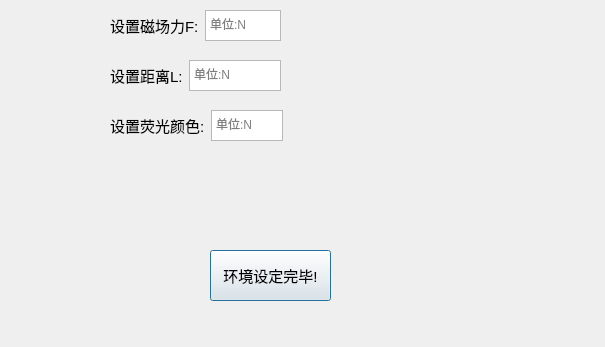
First picture: the form in algorithmdialog.ui, repository frozen521/comm2, before the edit.
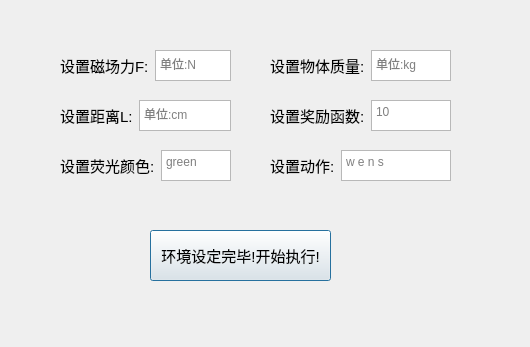
Second picture: the form after the edit.

What changed in the file:
```diff
--- a/algorithmdialog.ui
+++ b/algorithmdialog.ui
@@ -6,7 +6,7 @@
    <rect>
     <x>0</x>
     <y>0</y>
-    <width>605</width>
+    <width>530</width>
     <height>347</height>
    </rect>
   </property>
@@ -22,8 +22,8 @@
   <widget class="QWidget" name="layoutWidget">
    <property name="geometry">
     <rect>
-     <x>110</x>
-     <y>60</y>
+     <x>60</x>
+     <y>100</y>
      <width>171</width>
      <height>31</height>
     </rect>
@@ -44,7 +44,7 @@
        </font>
       </property>
       <property name="placeholderText">
-       <string>单位:N</string>
+       <string>单位:cm</string>
       </property>
      </widget>
     </item>
@@ -53,9 +53,9 @@
   <widget class="QWidget" name="layoutWidget_2">
    <property name="geometry">
     <rect>
-     <x>110</x>
-     <y>110</y>
-     <width>173</width>
+     <x>60</x>
+     <y>150</y>
+     <width>171</width>
      <height>31</height>
     </rect>
    </property>
@@ -75,7 +75,7 @@
        </font>
       </property>
       <property name="placeholderText">
-       <string>单位:N</string>
+       <string>green</string>
       </property>
      </widget>
     </item>
@@ -84,21 +84,21 @@
   <widget class="QPushButton" name="pushButton">
    <property name="geometry">
     <rect>
-     <x>210</x>
-     <y>250</y>
-     <width>121</width>
+     <x>150</x>
+     <y>230</y>
+     <width>181</width>
      <height>51</height>
     </rect>
    </property>
    <property name="text">
-    <string>环境设定完毕!</string>
+    <string>环境设定完毕!开始执行!</string>
    </property>
   </widget>
-  <widget class="QWidget" name="">
+  <widget class="QWidget" name="layoutWidget">
    <property name="geometry">
     <rect>
-     <x>110</x>
-     <y>10</y>
+     <x>60</x>
+     <y>50</y>
      <width>171</width>
      <height>31</height>
     </rect>
@@ -125,6 +125,99 @@
     </item>
    </layout>
   </widget>
+  <widget class="QWidget" name="layoutWidget_3">
+   <property name="geometry">
+    <rect>
+     <x>270</x>
+     <y>50</y>
+     <width>181</width>
+     <height>31</height>
+    </rect>
+   </property>
+   <layout class="QHBoxLayout" name="horizontalLayout_4">
+    <item>
+     <widget class="QLabel" name="label_4">
+      <property name="text">
+       <string>设置物体质量:</string>
+      </property>
+     </widget>
+    </item>
+    <item>
+     <widget class="QTextEdit" name="textEditSendCurData_4">
+      <property name="font">
+       <font>
+        <pointsize>9</pointsize>
+       </font>
+      </property>
+      <property name="placeholderText">
+       <string>单位:kg</string>
+      </property>
+     </widget>
+    </item>
+   </layout>
+  </widget>
+  <widget class="QWidget" name="layoutWidget_4">
+   <property name="geometry">
+    <rect>
+     <x>270</x>
+     <y>100</y>
+     <width>181</width>
+     <height>31</height>
+    </rect>
+   </property>
+   <layout class="QHBoxLayout" name="horizontalLayout_5">
+    <item>
+     <widget class="QLabel" name="label_5">
+      <property name="text">
+       <string>设置奖励函数:</string>
+      </property>
+     </widget>
+    </item>
+    <item>
+     <widget class="QTextEdit" name="textEditSendCurData_5">
+      <property name="font">
+       <font>
+        <pointsize>9</pointsize>
+       </font>
+      </property>
+      <property name="placeholderText">
+       <string>10</string>
+      </property>
+     </widget>
+    </item>
+   </layout>
+  </widget>
+  <widget class="QWidget" name="layoutWidget_5">
+   <property name="geometry">
+    <rect>
+     <x>270</x>
+     <y>150</y>
+     <width>181</width>
+     <height>31</height>
+    </rect>
+   </property>
+   <layout class="QHBoxLayout" name="horizontalLayout_6">
+    <item>
+     <widget class="QLabel" name="label_6">
+      <property name="text">
+       <string>设置动作:</string>
+      </property>
+     </widget>
+    </item>
+    <item>
+     <widget class="QTextEdit" name="textEditSendCurData_6">
+      <property name="font">
+       <font>
+        <pointsize>9</pointsize>
+       </font>
+      </property>
+      <property name="placeholderText">
+       <string>w e n s</string>
+      </property>
+     </widget>
+    </item>
+   </layout>
+  </widget>
  </widget>
  <resources/>
  <connections/>
```
